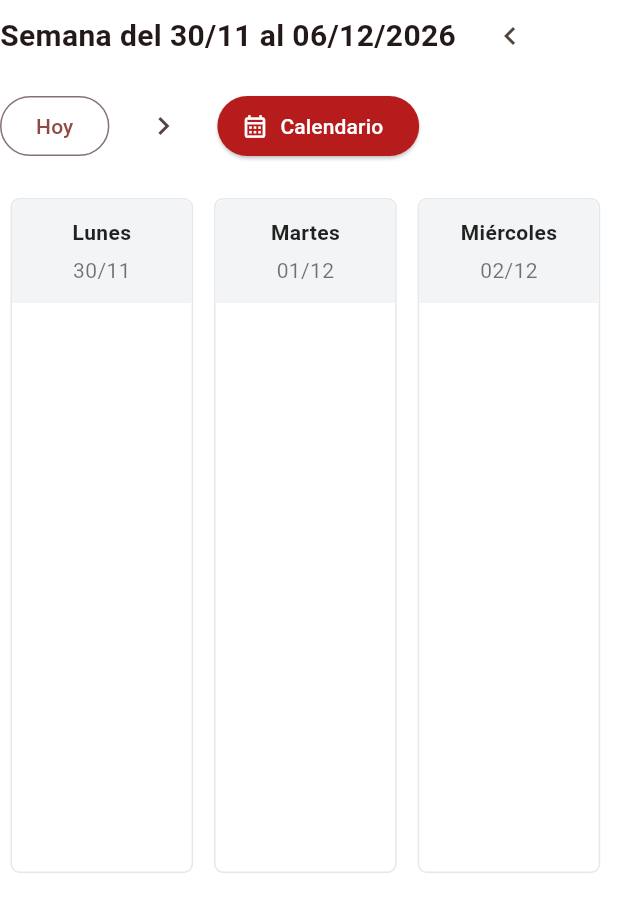
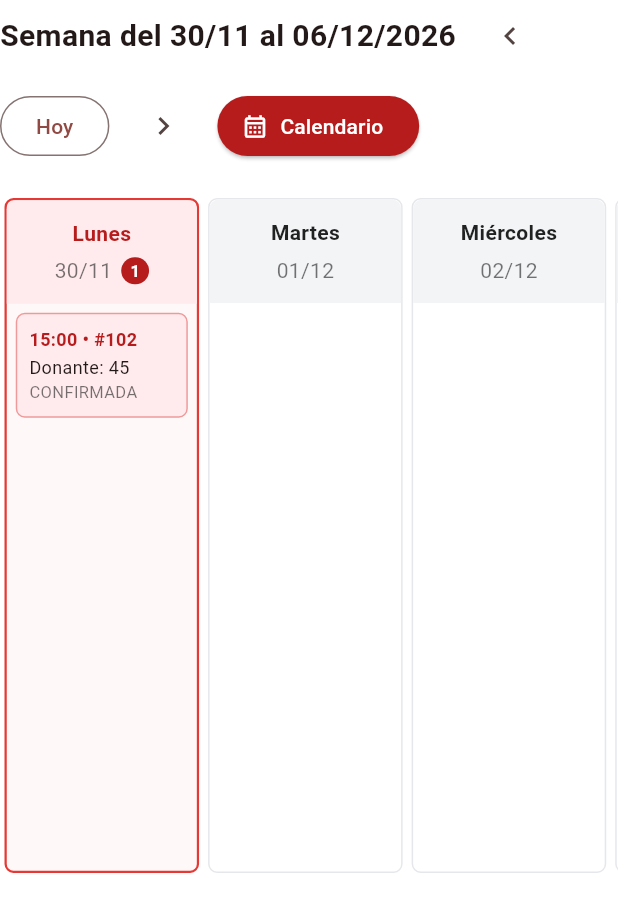
Before and after one commit to Gquilodran/BloodLink, a Flutter app: the PlanningScreen widget shown alone on an empty page, opened directly, after a tap on the "chevron left" icon, after a tap on "Hoy", after a tap on the "chevron right" icon, on a phone screen of 412 x 824 dp. Shown: the top 912 px of the screen. Run offline on Flutter 3.47's test engine with Material 3 defaults, Android fonts, the phone set to English and light mode, and no system bars; our stand-ins replace file_picker; network calls fail.

Commit message:
Arreglo a excepción 'Incorrect use of ParentDataWidget' en planning_screen.dart

```diff
--- a/flutter_app/lib/screens/planning_screen.dart
+++ b/flutter_app/lib/screens/planning_screen.dart
@@ -47,7 +47,7 @@ class _PlanningScreenState extends State<PlanningScreen> {
 
   Future<void> _cargarCitas() async {
   //Para testear la parte gráfica por ahora, quitar los /**/
-  /*await Future.delayed(const Duration(milliseconds: 300));
+  await Future.delayed(const Duration(milliseconds: 300));
     final ahora = DateTime.now();
 
     if (!mounted) return;
@@ -76,7 +76,7 @@ class _PlanningScreenState extends State<PlanningScreen> {
       ];
       _cargando = false;
     });
-    return; */
+    return;
 
     try {
       final citas = await _citaService.listarCitas();
@@ -542,15 +542,9 @@ class _PlanningScreenState extends State<PlanningScreen> {
                 child: Row(
                   children: [
                     for (int i = 0; i < 7; i++)
-                      Expanded(
-                        child: Padding(
-                          padding: const EdgeInsets.symmetric(
-                            horizontal: 4,
-                          ),
-                          child: _columnaDia(i),
-                        ),
-                      ),
-                  ],                ),
+                      _columnaDia(i)
+                  ],
+                ),
               ),
             );
           },
```
